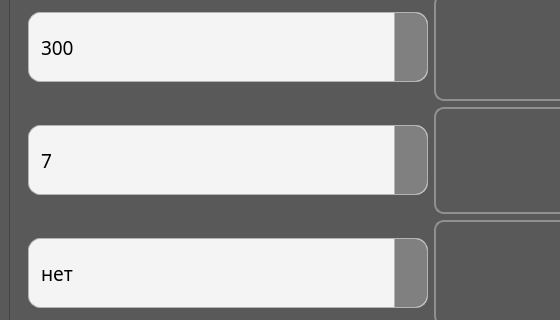
Before: the Qt Designer form untitled_old.ui in tempa37/ui_app, drawn with Qt 5; both pictures show x 0 to 560 and y 147 to 467 of the 1058 by 859 pixel window.
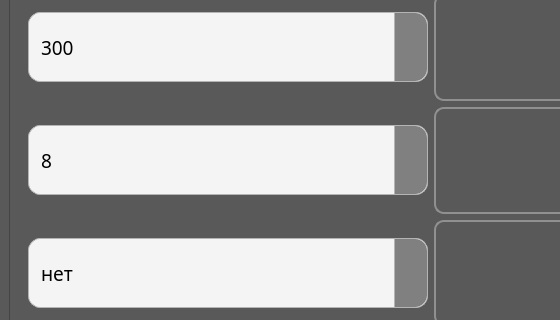
After: the same form once the commit is applied. The open tabs and pages were chosen to show the change. Icons and pictures are not drawn.

Patch:
```diff
--- a/untitled_old.ui
+++ b/untitled_old.ui
@@ -6841,11 +6841,6 @@
              <property name="layoutDirection">
               <enum>Qt::LayoutDirection::LeftToRight</enum>
              </property>
-             <item>
-              <property name="text">
-               <string>7</string>
-              </property>
-             </item>
              <item>
               <property name="text">
                <string>8</string>
```
Left out of the diff: 4 changed lines with no effect on the pictures.
